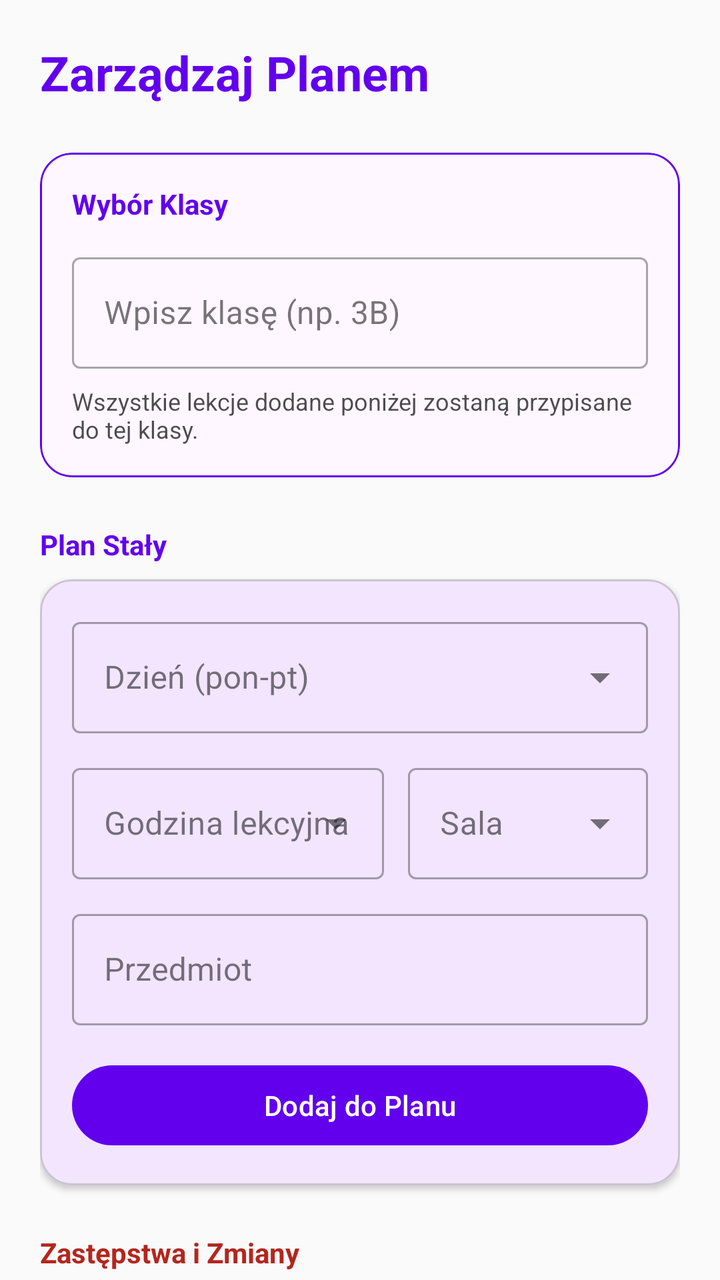
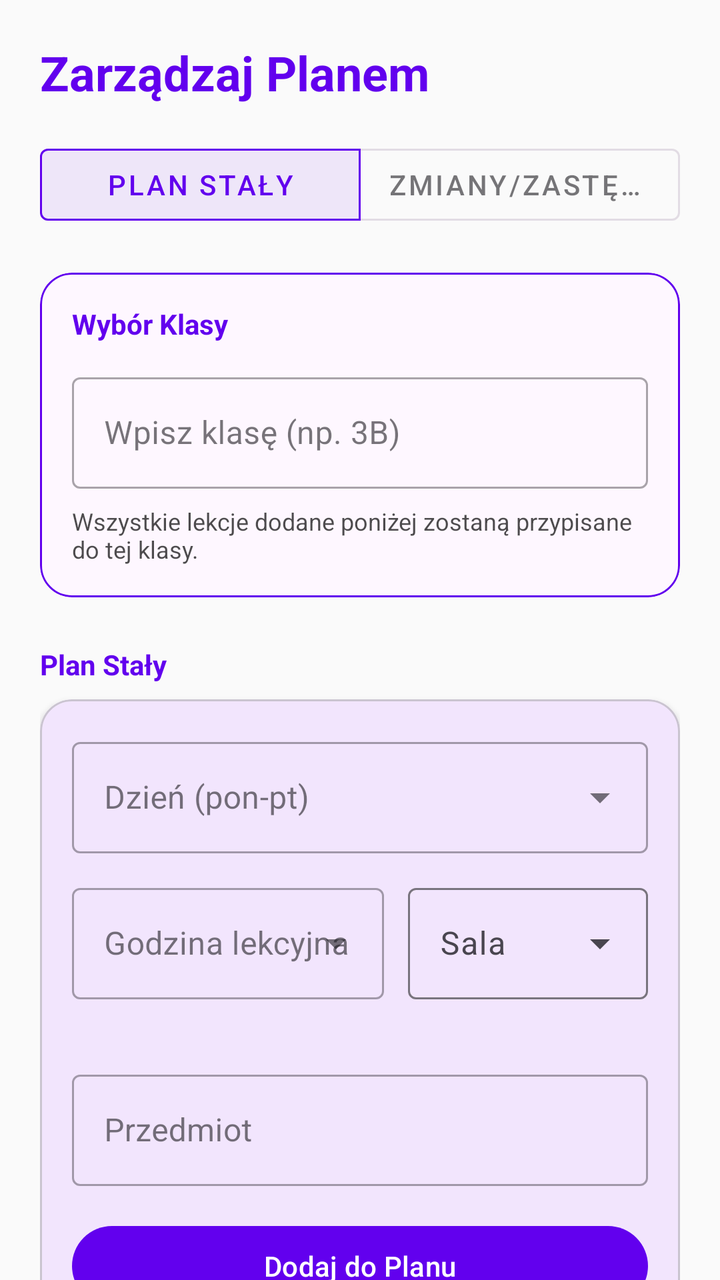

Before-and-after screenshots of an Android layout around one commit, followed by the original layout XML and the change that was made.
<!-- AndroidManifest.xml: application theme Theme.SchoolSpace -->
<!-- res/layout/fragment_manage_schedule.xml -->
<?xml version="1.0" encoding="utf-8"?>
<androidx.core.widget.NestedScrollView xmlns:android="http://schemas.android.com/apk/res/android"
    xmlns:app="http://schemas.android.com/apk/res-auto"
    android:layout_width="match_parent"
    android:layout_height="match_parent"
    android:background="@color/background">

    <LinearLayout
        android:layout_width="match_parent"
        android:layout_height="wrap_content"
        android:orientation="vertical"
        android:padding="20dp">

        <TextView
            android:layout_width="wrap_content"
            android:layout_height="wrap_content"
            android:text="Zarządzaj Planem"
            android:textSize="24sp"
            android:textStyle="bold"
            android:layout_marginBottom="24dp"
            android:textColor="@color/primary" />

        <com.google.android.material.card.MaterialCardView
            android:layout_width="match_parent"
            android:layout_height="wrap_content"
            app:cardCornerRadius="16dp"
            app:cardElevation="0dp"
            app:strokeWidth="1dp"
            app:strokeColor="@color/primary">

            <LinearLayout
                android:layout_width="match_parent"
                android:layout_height="wrap_content"
                android:orientation="vertical"
                android:padding="16dp">

                <TextView
                    android:layout_width="wrap_content"
                    android:layout_height="wrap_content"
                    android:text="Wybór Klasy"
                    android:textStyle="bold"
                    android:textColor="@color/primary"
                    android:layout_marginBottom="12dp" />

                <com.google.android.material.textfield.TextInputLayout
                    android:layout_width="match_parent"
                    android:layout_height="wrap_content"
                    android:hint="Wpisz klasę (np. 3B)"
                    style="@style/Widget.MaterialComponents.TextInputLayout.OutlinedBox">
                    <com.google.android.material.textfield.TextInputEditText
                        android:id="@+id/etTargetClass"
                        android:layout_width="match_parent"
                        android:layout_height="wrap_content"
                        android:inputType="textCapCharacters" />
                </com.google.android.material.textfield.TextInputLayout>

                <TextView
                    android:layout_width="wrap_content"
                    android:layout_height="wrap_content"
                    android:text="Wszystkie lekcje dodane poniżej zostaną przypisane do tej klasy."
                    android:textSize="12sp"
                    android:layout_marginTop="8dp"
                    android:alpha="0.7" />
            </LinearLayout>
        </com.google.android.material.card.MaterialCardView>

        <TextView
            android:layout_width="wrap_content"
            android:layout_height="wrap_content"
            android:text="Plan Stały"
            android:layout_marginTop="24dp"
            android:layout_marginBottom="8dp"
            android:textStyle="bold"
            android:textColor="@color/primary" />

        <com.google.android.material.card.MaterialCardView
            android:layout_width="match_parent"
            android:layout_height="wrap_content"
            app:cardCornerRadius="16dp"
            app:cardElevation="2dp">

            <LinearLayout
                android:layout_width="match_parent"
                android:layout_height="wrap_content"
                android:orientation="vertical"
                android:padding="16dp">

                <com.google.android.material.textfield.TextInputLayout
                    android:layout_width="match_parent"
                    android:layout_height="wrap_content"
                    android:hint="Dzień (pon-pt)"
                    style="@style/Widget.MaterialComponents.TextInputLayout.OutlinedBox.ExposedDropdownMenu">
                    <AutoCompleteTextView
                        android:id="@+id/etLessonDay"
                        android:layout_width="match_parent"
                        android:layout_height="wrap_content"
                        android:inputType="none" />
                </com.google.android.material.textfield.TextInputLayout>

                <LinearLayout
                    android:layout_width="match_parent"
                    android:layout_height="wrap_content"
                    android:orientation="horizontal"
                    android:layout_marginTop="12dp">

                    <com.google.android.material.textfield.TextInputLayout
                        android:layout_width="0dp"
                        android:layout_weight="1"
                        android:layout_height="wrap_content"
                        android:hint="Godzina lekcyjna"
                        style="@style/Widget.MaterialComponents.TextInputLayout.OutlinedBox.ExposedDropdownMenu">
                        <AutoCompleteTextView
                            android:id="@+id/etLessonTime"
                            android:layout_width="match_parent"
                            android:layout_height="wrap_content"
                            android:inputType="none" />
                    </com.google.android.material.textfield.TextInputLayout>

                    <com.google.android.material.textfield.TextInputLayout
                        android:layout_width="120dp"
                        android:layout_height="wrap_content"
                        android:layout_marginStart="12dp"
                        android:hint="Sala"
                        style="@style/Widget.MaterialComponents.TextInputLayout.OutlinedBox.ExposedDropdownMenu">
                        <AutoCompleteTextView
                            android:id="@+id/etLessonRoom"
                            android:layout_width="match_parent"
                            android:layout_height="wrap_content"
                            android:inputType="none" />
                    </com.google.android.material.textfield.TextInputLayout>
                </LinearLayout>

                <com.google.android.material.textfield.TextInputLayout
                    android:layout_width="match_parent"
                    android:layout_height="wrap_content"
                    android:layout_marginTop="12dp"
                    android:hint="Przedmiot"
                    style="@style/Widget.MaterialComponents.TextInputLayout.OutlinedBox">
                    <com.google.android.material.textfield.TextInputEditText
                        android:id="@+id/etLessonSubject"
                        android:layout_width="match_parent"
                        android:layout_height="wrap_content" />
                </com.google.android.material.textfield.TextInputLayout>

                <Button
                    android:id="@+id/btnAddLessonPermanent"
                    android:layout_width="match_parent"
                    android:layout_height="wrap_content"
                    android:layout_marginTop="16dp"
                    android:text="Dodaj do Planu" />
            </LinearLayout>
        </com.google.android.material.card.MaterialCardView>

        <TextView
            android:layout_width="wrap_content"
            android:layout_height="wrap_content"
            android:text="Zastępstwa i Zmiany"
            android:layout_marginTop="24dp"
            android:layout_marginBottom="8dp"
            android:textStyle="bold"
            android:textColor="@color/error" />

        <com.google.android.material.card.MaterialCardView
            android:layout_width="match_parent"
            android:layout_height="wrap_content"
            android:layout_marginBottom="24dp"
            app:cardCornerRadius="16dp"
            app:cardElevation="2dp">

            <LinearLayout
                android:layout_width="match_parent"
                android:layout_height="wrap_content"
                android:orientation="vertical"
                android:padding="16dp">

                <com.google.android.material.textfield.TextInputLayout
                    android:layout_width="match_parent"
                    android:layout_height="wrap_content"
                    android:hint="Data (kliknij aby wybrać)"
                    style="@style/Widget.MaterialComponents.TextInputLayout.OutlinedBox">
                    <com.google.android.material.textfield.TextInputEditText
                        android:id="@+id/etChangeDate"
                        android:layout_width="match_parent"
                        android:layout_height="wrap_content"
                        android:focusable="false" />
                </com.google.android.material.textfield.TextInputLayout>

                <com.google.android.material.textfield.TextInputLayout
                    android:layout_width="match_parent"
                    android:layout_height="wrap_content"
                    android:layout_marginTop="12dp"
                    android:hint="Nowy Przedmiot / Informacja"
                    style="@style/Widget.MaterialComponents.TextInputLayout.OutlinedBox">
                    <com.google.android.material.textfield.TextInputEditText
                        android:id="@+id/etChangeSubject"
                        android:layout_width="match_parent"
                        android:layout_height="wrap_content" />
                </com.google.android.material.textfield.TextInputLayout>

                <Button
                    android:id="@+id/btnAddLessonChange"
                    android:layout_width="match_parent"
                    android:layout_height="wrap_content"
                    android:layout_marginTop="16dp"
                    android:backgroundTint="@color/error"
                    android:text="Zatwierdź Zmianę" />
            </LinearLayout>
        </com.google.android.material.card.MaterialCardView>

    </LinearLayout>
</androidx.core.widget.NestedScrollView>
<!-- resources referenced by this layout -->
<resources>
  <color name="background">#FFFAFAFA</color>
  <color name="error">#B3261E</color>
  <color name="primary">#6200EE</color>
  <style name="Theme.SchoolSpace" parent="Theme.Material3.DayNight.NoActionBar">
          
          <item name="colorPrimary">@color/primary</item>
          <item name="android:colorBackground">@color/background</item>
          <item name="android:textColor">@color/text_primary</item>
  
          
          <item name="android:statusBarColor">@color/primary</item>
          <item name="android:windowLightStatusBar" tools:targetApi="m">false</item>
  
          
          <item name="android:navigationBarColor">@color/background</item>
          <item name="android:windowLightNavigationBar" tools:targetApi="27">true</item>
      </style>
  <color name="text_primary">#000000</color>
</resources>

<!-- the commit's change to res/layout/fragment_manage_schedule.xml (unified diff, before → after) -->
@@ -17,9 +17,33 @@
             android:text="Zarządzaj Planem"
             android:textSize="24sp"
             android:textStyle="bold"
-            android:layout_marginBottom="24dp"
+            android:layout_marginBottom="16dp"
             android:textColor="@color/primary" />
 
+        <com.google.android.material.button.MaterialButtonToggleGroup
+            android:id="@+id/toggleMainMode"
+            android:layout_width="match_parent"
+            android:layout_height="wrap_content"
+            android:layout_marginBottom="20dp"
+            app:singleSelection="true"
+            app:checkedButton="@+id/btnModePermanent">
+            <Button
+                android:id="@+id/btnModePermanent"
+                style="@style/Widget.MaterialComponents.Button.OutlinedButton"
+                android:layout_width="0dp"
+                android:layout_weight="1"
+                android:layout_height="wrap_content"
+                android:text="Plan Stały"/>
+            <Button
+                android:id="@+id/btnModeChange"
+                style="@style/Widget.MaterialComponents.Button.OutlinedButton"
+                android:layout_width="0dp"
+                android:layout_weight="1"
+                android:layout_height="wrap_content"
+                android:text="Zmiany/Zastępstwa"/>
+        </com.google.android.material.button.MaterialButtonToggleGroup>
+
+        
         <com.google.android.material.card.MaterialCardView
             android:layout_width="match_parent"
             android:layout_height="wrap_content"
@@ -27,6 +51,7 @@
             app:cardElevation="0dp"
             app:strokeWidth="1dp"
             app:strokeColor="@color/primary">
+            
 
             <LinearLayout
                 android:layout_width="match_parent"
@@ -65,6 +90,7 @@
         </com.google.android.material.card.MaterialCardView>
 
         <TextView
+            android:id="@+id/txtLabelPermanent"
             android:layout_width="wrap_content"
             android:layout_height="wrap_content"
             android:text="Plan Stały"
@@ -74,6 +100,7 @@
             android:textColor="@color/primary" />
 
         <com.google.android.material.card.MaterialCardView
+            android:id="@+id/cardPermanentForm"
             android:layout_width="match_parent"
             android:layout_height="wrap_content"
             app:cardCornerRadius="16dp"
@@ -117,16 +144,18 @@
                     </com.google.android.material.textfield.TextInputLayout>
 
                     <com.google.android.material.textfield.TextInputLayout
+                        android:id="@+id/tilLessonRoom"
                         android:layout_width="120dp"
                         android:layout_height="wrap_content"
                         android:layout_marginStart="12dp"
                         android:hint="Sala"
-                        style="@style/Widget.MaterialComponents.TextInputLayout.OutlinedBox.ExposedDropdownMenu">
+                        app:errorEnabled="true"
+                        style="@style/Widget.Material3.TextInputLayout.OutlinedBox.ExposedDropdownMenu">
                         <AutoCompleteTextView
                             android:id="@+id/etLessonRoom"
                             android:layout_width="match_parent"
                             android:layout_height="wrap_content"
-                            android:inputType="none" />
+                            android:inputType="text" />
                     </com.google.android.material.textfield.TextInputLayout>
                 </LinearLayout>
 
@@ -152,6 +181,7 @@
         </com.google.android.material.card.MaterialCardView>
 
         <TextView
+            android:id="@+id/txtLabelChange"
             android:layout_width="wrap_content"
             android:layout_height="wrap_content"
             android:text="Zastępstwa i Zmiany"
@@ -161,6 +191,7 @@
             android:textColor="@color/error" />
 
         <com.google.android.material.card.MaterialCardView
+            android:id="@+id/cardChangeForm"
             android:layout_width="match_parent"
             android:layout_height="wrap_content"
             android:layout_marginBottom="24dp"
@@ -189,7 +220,44 @@
                     android:layout_width="match_parent"
                     android:layout_height="wrap_content"
                     android:layout_marginTop="12dp"
-                    android:hint="Nowy Przedmiot / Informacja"
+                    android:hint="Godzina lekcyjna której dotyczy zmiana"
+                    style="@style/Widget.MaterialComponents.TextInputLayout.OutlinedBox.ExposedDropdownMenu">
+                    <AutoCompleteTextView
+                        android:id="@+id/etChangeTime"
+                        android:layout_width="match_parent"
+                        android:layout_height="wrap_content"
+                        android:inputType="none" />
+                </com.google.android.material.textfield.TextInputLayout>
+
+                <com.google.android.material.button.MaterialButtonToggleGroup
+                    android:id="@+id/toggleChangeType"
+                    android:layout_width="match_parent"
+                    android:layout_height="wrap_content"
+                    android:layout_marginTop="12dp"
+                    app:singleSelection="true"
+                    app:checkedButton="@+id/btnTypeSubstitution">
+                    <Button
+                        android:id="@+id/btnTypeSubstitution"
+                        style="@style/Widget.MaterialComponents.Button.OutlinedButton"
+                        android:layout_width="0dp"
+                        android:layout_weight="1"
+                        android:layout_height="wrap_content"
+                        android:text="Zastępstwo"/>
+                    <Button
+                        android:id="@+id/btnTypeCancel"
+                        style="@style/Widget.MaterialComponents.Button.OutlinedButton"
+                        android:layout_width="0dp"
+                        android:layout_weight="1"
+                        android:layout_height="wrap_content"
+                        android:text="Odwołana"/>
+                </com.google.android.material.button.MaterialButtonToggleGroup>
+
+                <com.google.android.material.textfield.TextInputLayout
+                    android:id="@+id/tilChangeSubject"
+                    android:layout_width="match_parent"
+                    android:layout_height="wrap_content"
+                    android:layout_marginTop="12dp"
+                    android:hint="Nowy Przedmiot / Powód"
                     style="@style/Widget.MaterialComponents.TextInputLayout.OutlinedBox">
                     <com.google.android.material.textfield.TextInputEditText
                         android:id="@+id/etChangeSubject"
